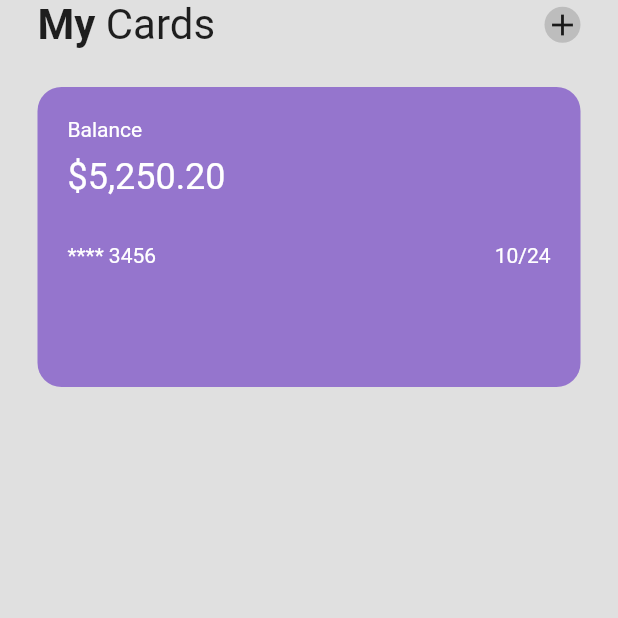
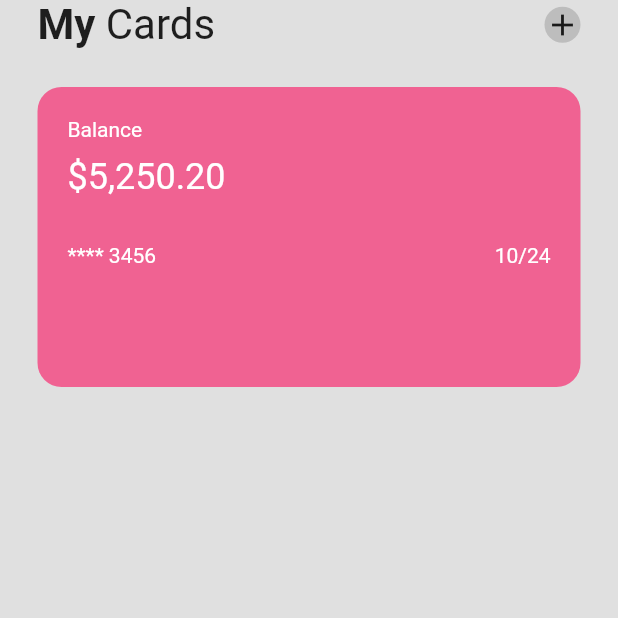
Before and after one commit to Dera-codes/Walletapp_ui, a Flutter app: the screen it shows after launch, on a phone screen of 412 x 824 dp, the top half of it. Run offline on Flutter 3.47's test engine with Material 2 defaults, Android fonts, the phone set to English and light mode, and no system bars.

Commit message:
new edit

```diff
--- a/lib/util/my_card.dart
+++ b/lib/util/my_card.dart
@@ -13,8 +13,7 @@ class MyCard extends StatelessWidget {
         width: 300,
         padding: EdgeInsets.all(20),
         decoration: BoxDecoration(
-            color: Colors.deepPurple[300],
-            borderRadius: BorderRadius.circular(16)),
+            color: Colors.pink[300], borderRadius: BorderRadius.circular(16)),
         child: Column(
           crossAxisAlignment: CrossAxisAlignment.start,
           children: [
```
